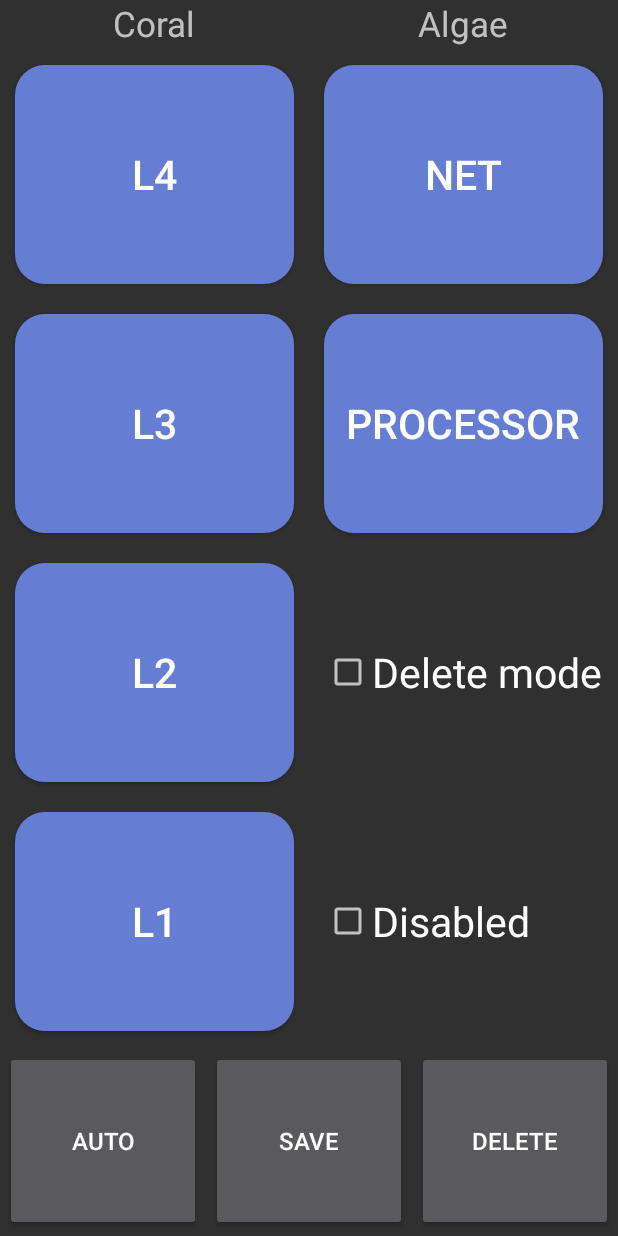
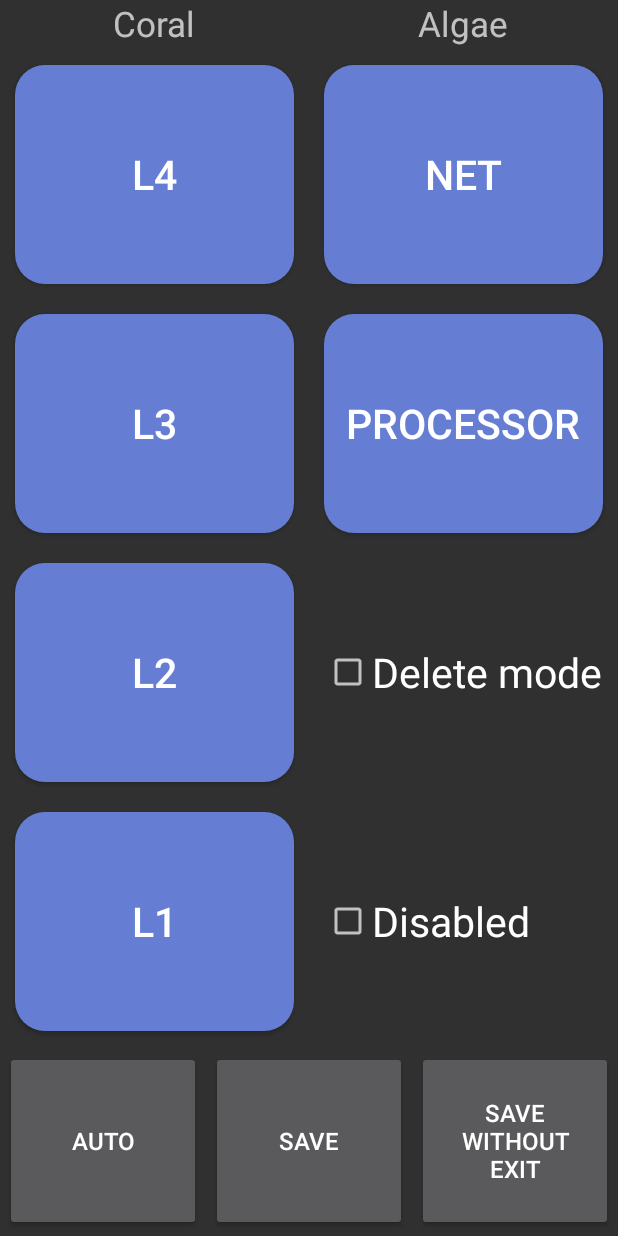
Before and after one commit to FRC4946/2025-Scouting-App, an Android app: the Teleop screen opened directly, with no data from a screen before it, on a phone screen of 412 x 824 dp. Run offline under Robolectric (Android 15) with nearby library versions, the phone set to English and light mode, and no system bars; 9 statements that could not run were skipped.

Commit message:
Im going to drop kick declan v3

```diff
--- a/app/src/main/res/layout/teleop.xml
+++ b/app/src/main/res/layout/teleop.xml
@@ -145,7 +145,7 @@
             android:layout_height="match_parent"
             android:layout_weight="1"
             android:layout_margin="3dp"
-            android:text="DELETE"
+            android:text="Save without exit"
             android:textAlignment="center"
             android:textSize="16dp" />
     </LinearLayout>
```
